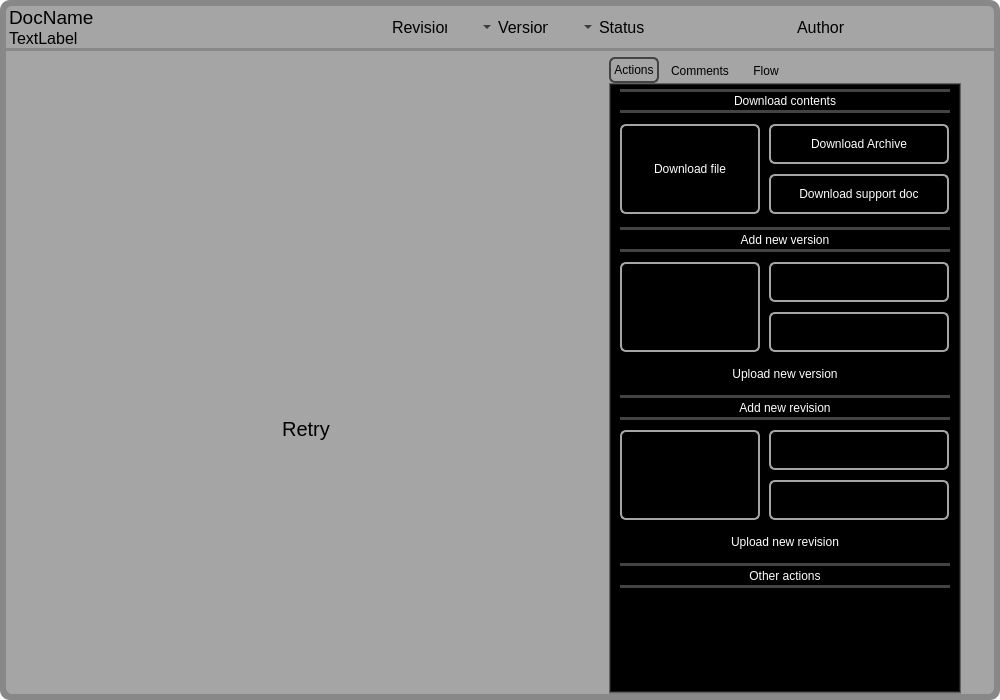
The window that DocViewDialog.ui (slip686/MIMC) describes before a commit, drawn with Qt 5.
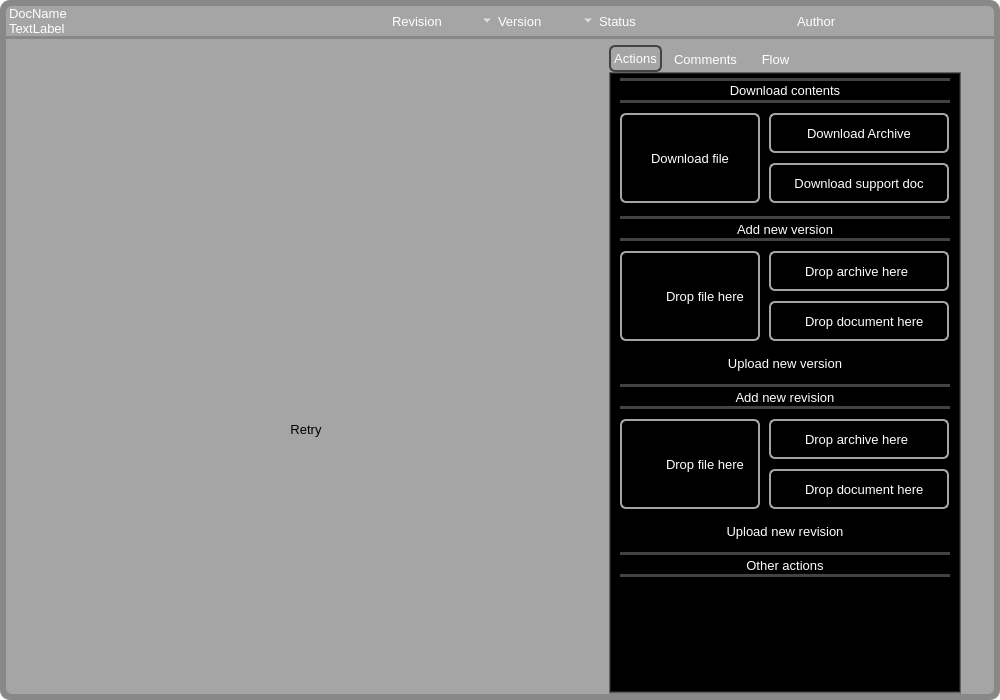
The same window after the commit. Icons and pictures are not drawn. Custom widgets are drawn as their Qt base class.

Commit message: corrected font style

The edit to the form file:
```diff
--- a/DocViewDialog.ui
+++ b/DocViewDialog.ui
@@ -26,7 +26,11 @@
    <string>Dialog</string>
   </property>
   <property name="styleSheet">
-   <string notr="true">#Dialog{
+   <string notr="true">* {color: white;
+  font-family: Arial;
+  font-size: 13px;
+  font-weight: Normal;}
+#Dialog{
 	border-radius: 10px}
 *{
 	border: none;
@@ -196,7 +200,9 @@
                  </property>
                  <property name="font">
                   <font>
-                   <pointsize>14</pointsize>
+                   <family>Arial</family>
+                   <pointsize>-1</pointsize>
+                   <bold>false</bold>
                   </font>
                  </property>
                  <property name="text">
@@ -220,7 +226,9 @@
                  </property>
                  <property name="font">
                   <font>
-                   <pointsize>12</pointsize>
+                   <family>Arial</family>
+                   <pointsize>-1</pointsize>
+                   <bold>false</bold>
                   </font>
                  </property>
                  <property name="text">
@@ -292,7 +300,9 @@
                  </property>
                  <property name="font">
                   <font>
-                   <pointsize>12</pointsize>
+                   <family>Arial</family>
+                   <pointsize>-1</pointsize>
+                   <bold>false</bold>
                   </font>
                  </property>
                  <property name="text">
@@ -336,7 +346,9 @@
                  </property>
                  <property name="font">
                   <font>
-                   <pointsize>12</pointsize>
+                   <family>Arial</family>
+                   <pointsize>-1</pointsize>
+                   <bold>false</bold>
                   </font>
                  </property>
                  <property name="text">
@@ -372,7 +384,9 @@
                 <widget class="QLabel" name="docStatusLabel">
                  <property name="font">
                   <font>
-                   <pointsize>12</pointsize>
+                   <family>Arial</family>
+                   <pointsize>-1</pointsize>
+                   <bold>false</bold>
                   </font>
                  </property>
                  <property name="text">
@@ -384,7 +398,9 @@
                 <widget class="QLabel" name="authorLabel">
                  <property name="font">
                   <font>
-                   <pointsize>12</pointsize>
+                   <family>Arial</family>
+                   <pointsize>-1</pointsize>
+                   <bold>false</bold>
                   </font>
                  </property>
                  <property name="text">
@@ -467,7 +483,9 @@
                   </property>
                   <property name="font">
                    <font>
-                    <pointsize>10</pointsize>
+                    <family>Arial</family>
+                    <pointsize>-1</pointsize>
+                    <bold>false</bold>
                    </font>
                   </property>
                   <property name="styleSheet">
@@ -500,7 +518,9 @@
                   </property>
                   <property name="font">
                    <font>
-                    <pointsize>15</pointsize>
+                    <family>Arial</family>
+                    <pointsize>-1</pointsize>
+                    <bold>false</bold>
                    </font>
                   </property>
                   <property name="styleSheet">
```
The commit also changes 5 other files.
